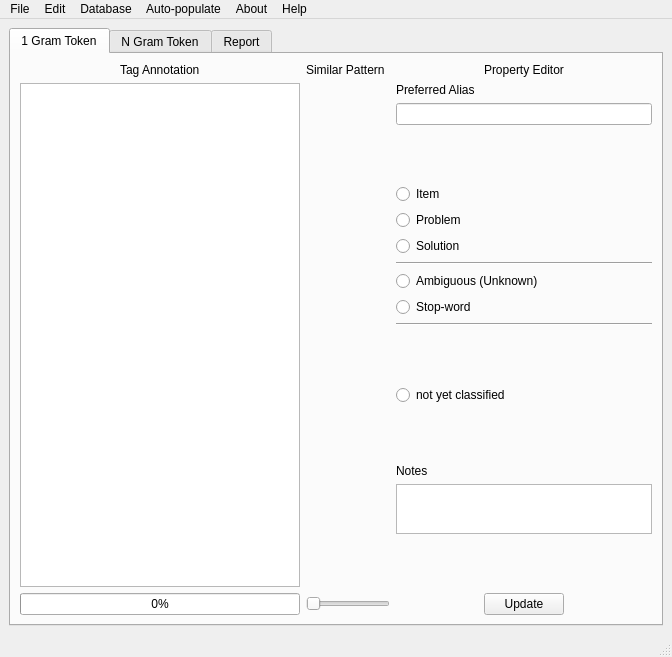
This is nestor/ui/taggingUI.ui in usnistgov/nestor as Qt 5 draws it before an edit. The edited form follows.
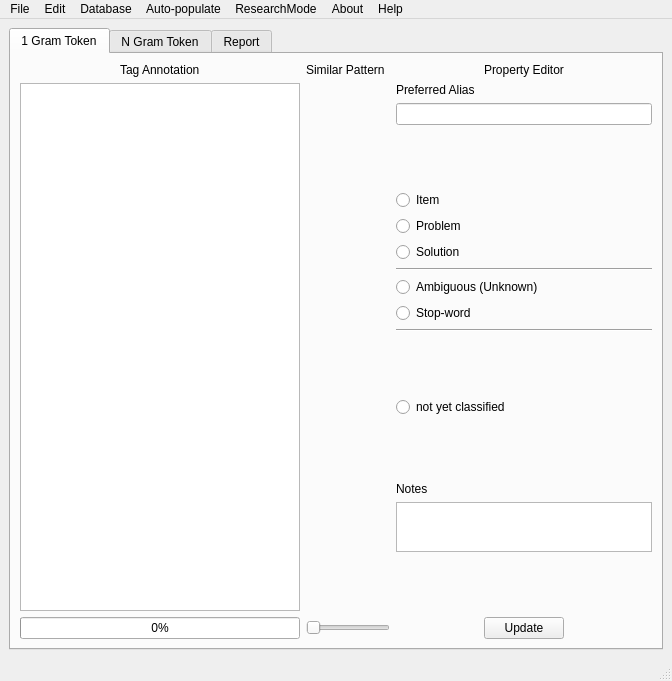
This is the edited form. The open tabs and pages were chosen to show the change.

Patch:
```diff
--- a/nestor/ui/taggingUI.ui
+++ b/nestor/ui/taggingUI.ui
@@ -7,7 +7,7 @@
     <x>0</x>
     <y>0</y>
     <width>672</width>
-    <height>657</height>
+    <height>681</height>
    </rect>
   </property>
   <property name="windowTitle">
@@ -845,10 +845,17 @@
     <addaction name="menu_AutoPopulate_FromCSV"/>
     <addaction name="actionFrom_AutoPopulate_From1gramVocab"/>
    </widget>
+   <widget class="QMenu" name="menuResearchMode">
+    <property name="title">
+     <string>ResearchMode</string>
+    </property>
+    <addaction name="actionResearch_NewProject"/>
+   </widget>
    <addaction name="menuFile"/>
    <addaction name="menuEdit"/>
    <addaction name="menuDatabase"/>
    <addaction name="menuAuto_populate"/>
+   <addaction name="menuResearchMode"/>
    <addaction name="menuAbout"/>
    <addaction name="menuHelp"/>
   </widget>
```
Left out of the diff: 5 changed lines with no effect on the pictures.
